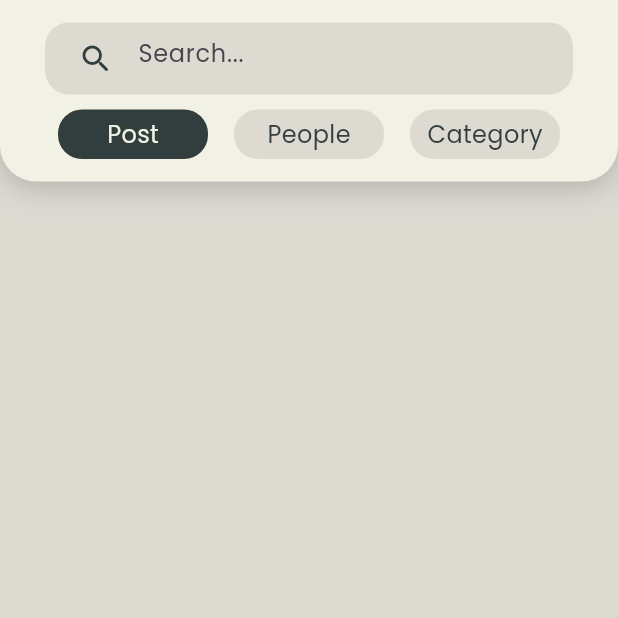
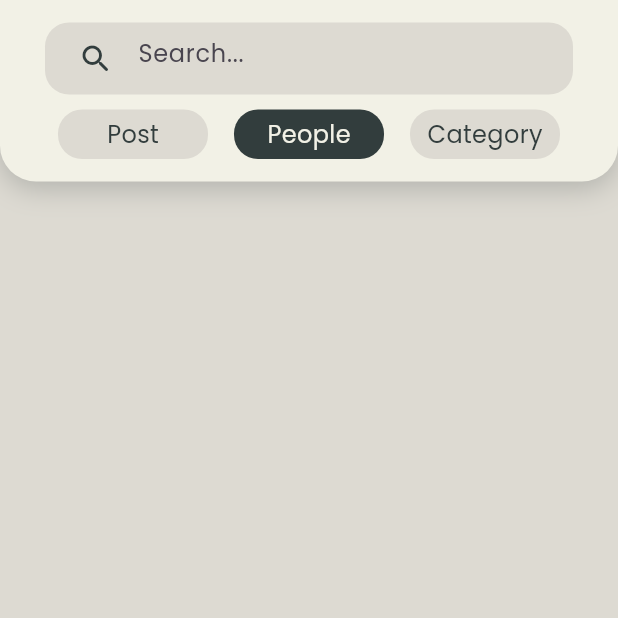
Before and after one commit to clarence00/letmecook, a Flutter app: the SearchPage screen opened directly, after a tap on "People", on a phone screen of 412 x 824 dp, the top half of it. Run offline on Flutter 3.47's test engine with Material 3 defaults, Android fonts, the phone set to English and light mode, and no system bars; our stand-ins replace cloud_firestore, email_validator, file_picker, firebase_auth, firebase_core, firebase_storage and 5 more; missing offline and left inert: multiselect; accounts and stored records are empty; network calls fail.

Commit message:
[add]: change button behavior

```diff
--- a/lib/pages/search_page.dart
+++ b/lib/pages/search_page.dart
@@ -17,6 +17,7 @@ class SearchPage extends StatefulWidget {
 
 class _SearchPageState extends State<SearchPage> {
   String username = "";
+  String searchBy = 'Post';
 
   void toProfile() {
     Navigator.push(
@@ -96,50 +97,77 @@ class _SearchPageState extends State<SearchPage> {
                     mainAxisAlignment: MainAxisAlignment.spaceAround,
                     children: [
                       GestureDetector(
-                        onTap: () {},
+                        onTap: () {
+                          setState(() {
+                            searchBy = 'Post';
+                          });
+                        },
                         child: Container(
                           width: 100,
                           padding: const EdgeInsets.symmetric(
                               horizontal: 10, vertical: 5),
                           decoration: BoxDecoration(
-                            color: AppColors.dark,
+                            color: searchBy == 'Post'
+                                ? AppColors.dark
+                                : AppColors.background,
                             borderRadius: BorderRadius.circular(16),
                           ),
-                          child: const Center(
+                          child: Center(
                             child: StyledText(
-                                text: 'Post', color: AppColors.light),
+                                text: 'Post',
+                                color: searchBy == 'Post'
+                                    ? AppColors.light
+                                    : AppColors.dark),
                           ),
                         ),
                       ),
                       GestureDetector(
-                        onTap: () {},
+                        onTap: () {
+                          setState(() {
+                            searchBy = 'People';
+                          });
+                        },
                         child: Container(
                           width: 100,
                           padding: const EdgeInsets.symmetric(
                               horizontal: 10, vertical: 5),
                           decoration: BoxDecoration(
-                            color: AppColors.background,
+                            color: searchBy == 'People'
+                                ? AppColors.dark
+                                : AppColors.background,
                             borderRadius: BorderRadius.circular(16),
                           ),
-                          child: const Center(
+                          child: Center(
                             child: StyledText(
-                                text: 'People', color: AppColors.dark),
+                                text: 'People',
+                                color: searchBy == 'People'
+                                    ? AppColors.light
+                                    : AppColors.dark),
                           ),
                         ),
                       ),
                       GestureDetector(
-                        onTap: () {},
+                        onTap: () {
+                          setState(() {
+                            searchBy = 'Category';
+                          });
+                        },
                         child: Container(
                           width: 100,
                           padding: const EdgeInsets.symmetric(
                               horizontal: 10, vertical: 5),
                           decoration: BoxDecoration(
-                            color: AppColors.background,
+                            color: searchBy == 'Category'
+                                ? AppColors.dark
+                                : AppColors.background,
                             borderRadius: BorderRadius.circular(16),
                           ),
-                          child: const Center(
+                          child: Center(
                             child: StyledText(
-                                text: 'Category', color: AppColors.dark),
+                                text: 'Category',
+                                color: searchBy == 'Category'
+                                    ? AppColors.light
+                                    : AppColors.dark),
                           ),
                         ),
                       ),
```
